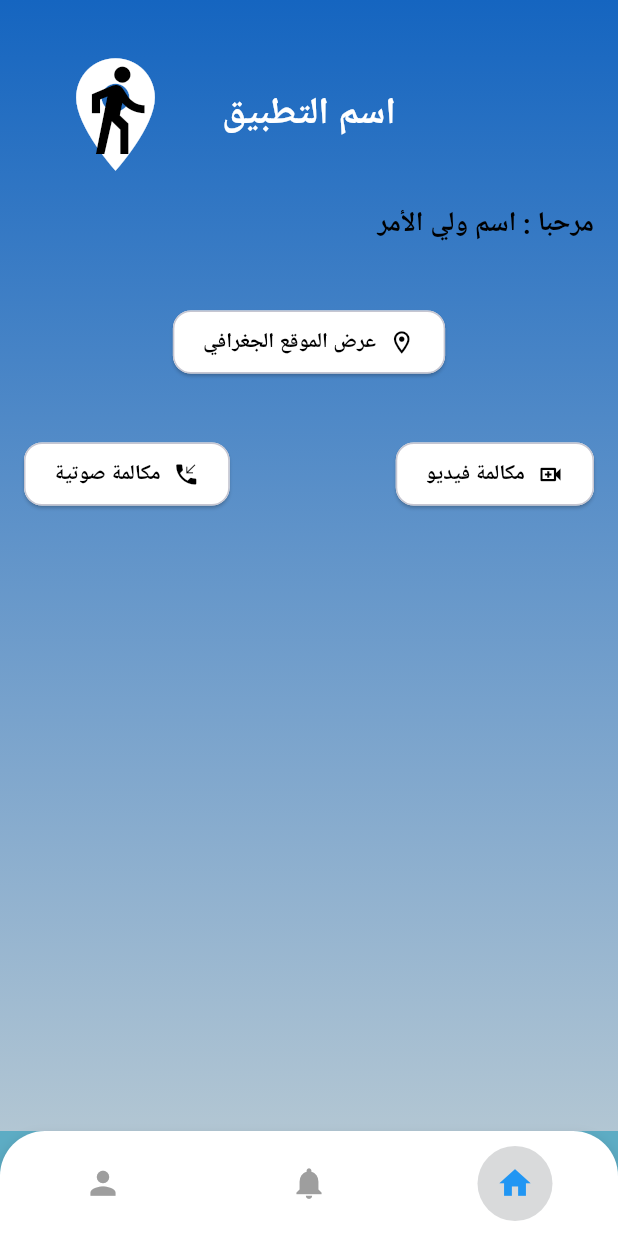
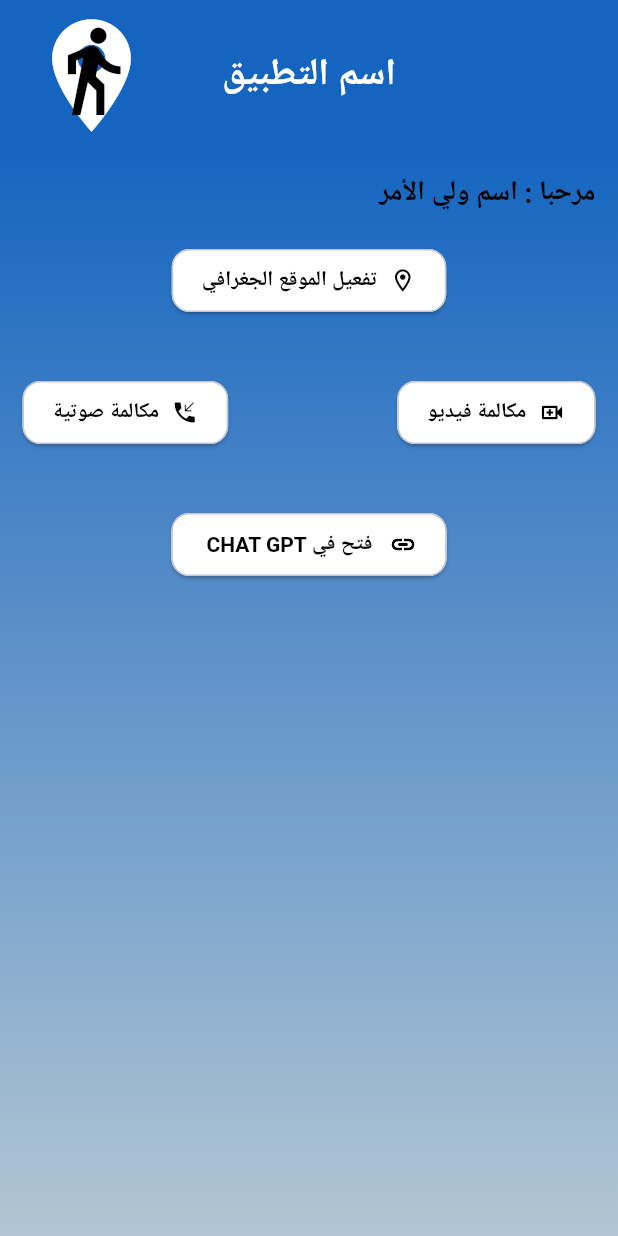
Before and after one commit to ranamohamed-hue/tracing_application, a Flutter app: the screen it shows after launch, on a phone screen of 412 x 824 dp. Run offline on Flutter 3.47's test engine with Material 3 defaults, Android fonts, the phone set to English and light mode, and no system bars.

Commit message:
update project

```diff
--- a/lib/core/theming/app_color.dart
+++ b/lib/core/theming/app_color.dart
@@ -1,26 +1,25 @@
 import 'package:flutter/material.dart';
 
 class AppColors {
-  // 🌞 الوضع النهاري (Light) - تم التعديل بالكامل للثيم الأزرق
+
   static const Color lightPrimary =
-      Color(0xFF0A0A3C); // لون أزرق داكن مختلف للـ AppBar/FAB عشان يميز عن الخلفية
+      Color(0xFF0A0A3C);
 
   static const Color lightBackground =
-      Color.fromARGB(255, 93, 172, 196); // 🎨 الخلفية الزرقاء الداكنة التي طلبتها
+      Color.fromARGB(255, 93, 172, 196);
 
   static const Color lightSurface =
-      Color(0xFFFFFFFF); // 🎨 لون أبيض للكروت والأزرار
+      Color(0xFFFFFFFF);
 
   static const Color lightBubbleSent =
-      Color(0xFFFFFFFF); // نفس لون السطح (أبيض)
+      Color(0xFFFFFFFF);
 
   static const Color lightText =
-      Color(0xFFFFFFFF); // 🎨 النص الأساسي على الخلفية الزرقاء (أبيض)
+      Color(0xFFFFFFFF);
 
   static const Color lightIcon =
-      Color(0xFF8080FF); // 🎨 أيقونات بلون أزرق فاتح للظهور على الخلفية الزرقاء
+      Color(0xFF8080FF);
 
-  // 🌙 الوضع الليلي (Dark) - يمكنك إبقاؤه كما هو أو تعديله لاحقًا
   static const Color darkPrimary = Color(0xFF4D4DFF);
   static const Color darkBackground = Color(0xFF000022);
   static const Color darkSurface = Color(0xFF0A0A3C);
@@ -28,7 +27,6 @@ class AppColors {
   static const Color darkText = Color(0xFFEDEEFF);
   static const Color darkIcon = Color(0xFFB5B8FF);
 
-  // ❌ / ✅ حالات
   static const Color error = Color(0xFFE53935);
   static const Color success = Color(0xFF4CAF50);
 }
--- a/lib/core/theming/app_styles.dart
+++ b/lib/core/theming/app_styles.dart
@@ -8,7 +8,7 @@ class AppStyles {
       begin: Alignment.topCenter,
       end: Alignment.bottomCenter,
       colors: [
-        Color.fromARGB(255, 21, 101, 192), // لون أزرق داكن (Primary Dark)
+        Color.fromARGB(255, 21, 101, 192),
          Color.fromARGB(255, 178, 198, 211),
       ],
     ),
--- a/lib/core/theming/app_text_style.dart
+++ b/lib/core/theming/app_text_style.dart
@@ -1,12 +1,7 @@
 import 'package:flutter/material.dart';
 
 class AppTextStyles {
-  // === الخط المستخدم (اختياري) ===
-  // يمكنك استخدام خط مثل "Cairo" للتطبيقات العربية
-  // تأكد من إضافته في ملف pubspec.yaml
-  // static const String fontFamily = 'Cairo';
 
-  // === أحجام الخطوط (Font Sizes) ===
   static const double displayLargeSize = 57.0;
   static const double displayMediumSize = 45.0;
   static const double displaySmallSize = 36.0;
@@ -15,26 +10,23 @@ class AppTextStyles {
   static const double headlineMediumSize = 28.0;
   static const double headlineSmallSize = 24.0;
 
-  static const double titleLargeSize = 22.0;  // عنوان AppBar
-  static const double titleMediumSize = 16.0; // عنوان البطاقات والأقسام
-  static const double titleSmallSize = 14.0;  // عناوين صغيرة
+  static const double titleLargeSize = 22.0;
+  static const double titleMediumSize = 16.0;
+  static const double titleSmallSize = 14.0;
 
-  static const double bodyLargeSize = 16.0;   // نصوص رئيسية
-  static const double bodyMediumSize = 14.0;  // النص الاعتيادي
-  static const double bodySmallSize = 12.0;   // نصوص توضيحية صغيرة
+  static const double bodyLargeSize = 16.0;
+  static const double bodyMediumSize = 14.0;
+  static const double bodySmallSize = 12.0;
 
-  static const double labelLargeSize = 14.0;  // نص داخل الأزرار
-  static const double labelMediumSize = 12.0; // نص داخل الحقول (Label)
-  static const double labelSmallSize = 11.0;  // نصوص صغيرة جدًا
+  static const double labelLargeSize = 14.0;
+  static const double labelMediumSize = 12.0;
+  static const double labelSmallSize = 11.0;
 
-  // === أوزان الخطوط (Font Weights) ===
   static const FontWeight bold = FontWeight.w700;
   static const FontWeight semiBold = FontWeight.w600;
   static const FontWeight medium = FontWeight.w500;
   static const FontWeight regular = FontWeight.w400;
 
-  // === أنماط النصوص الأساسية (بدون لون) ===
-  // سنحدد اللون لاحقًا في الثيم
 
   static TextStyle get displayLarge => const TextStyle(
         fontSize: displayLargeSize,
--- a/lib/core/theming/app_theme.dart
+++ b/lib/core/theming/app_theme.dart
@@ -13,7 +13,7 @@ class AppTheme {
 
       colorScheme: const ColorScheme.light(
         primary: AppColors.lightPrimary,
-        background: Color.fromARGB(255, 192, 221, 229),
+        background: Color.fromARGB(255, 192, 202, 229),
         surface: AppColors.lightSurface,
         onPrimary: Colors.white,
         onBackground: AppColors.lightText,
--- a/lib/core/widgets/appbar_part.dart
+++ b/lib/core/widgets/appbar_part.dart
@@ -11,7 +11,7 @@ class AppbarPart extends StatelessWidget implements PreferredSizeWidget {
 
       toolbarHeight: 120.0,
 
-      backgroundColor: Colors.transparent,
+      backgroundColor: Color.fromARGB(255, 21, 101, 192),
 
       elevation: 0,
 
@@ -47,5 +47,5 @@ class AppbarPart extends StatelessWidget implements PreferredSizeWidget {
   }
 
   @override
-  Size get preferredSize => const Size.fromHeight(100.0); // يجب أن يطابق قيمة toolbarHeight
+  Size get preferredSize => const Size.fromHeight(100.0);
 }
--- a/lib/feature/login/screens/user_type_selection_page.dart
+++ b/lib/feature/login/screens/user_type_selection_page.dart
@@ -2,7 +2,7 @@ import 'package:flutter/material.dart';
 import 'package:flutter/services.dart';
 import 'package:tracing_app/core/widgets/appbar_part.dart'; // استيراد AppbarPart
 import 'package:tracing_app/feature/parent/screens/parent_page.dart';
-import 'package:tracing_app/feature/student/student_page.dart';
+import 'package:tracing_app/feature/student/screens/student_page.dart';
 
 enum UserType { student, parent }
 
--- /dev/null
+++ b/lib/feature/student/screens/student_page.dart
@@ -0,0 +1,82 @@
+import 'package:flutter/material.dart';
+import 'package:tracing_app/core/theming/app_styles.dart';
+import 'package:tracing_app/core/widgets/appbar_part.dart';
+import 'package:tracing_app/core/widgets/elevated_button_widget.dart';
+import 'package:tracing_app/feature/parent/screens/video_call_page.dart';
+import 'package:tracing_app/feature/parent/screens/voice_call_page.dart';
+
+class StudentPage extends StatefulWidget {
+  const StudentPage({super.key});
+
+  @override
+  State<StudentPage> createState() => _StudentPageState();
+}
+
+class _StudentPageState extends State<StudentPage> {
+  @override
+  Widget build(BuildContext context) {
+    return Scaffold(
+      appBar: AppbarPart(title: "اسم التطبيق"),
+      body: Container(
+        decoration: AppStyles.primaryGradientDecoration,
+        child: Padding(
+          padding: const EdgeInsets.all(15.0),
+          child: Column(mainAxisAlignment: MainAxisAlignment.start,
+          crossAxisAlignment: CrossAxisAlignment.start,
+            children: [
+              const Text(
+                "مرحبا : اسم ولي الأمر",
+                style: TextStyle(fontWeight: FontWeight.bold, fontSize: 18),
+                textAlign: TextAlign.right,
+              ),
+              const SizedBox(height: 20),
+              ElevatedButtonWidget(
+                onpress: () {},
+                title: "تفعيل الموقع الجغرافي",
+                icon: Icons.location_on_outlined,
+              ),
+              const SizedBox(height: 40),
+              Row(
+                children: [
+                  ElevatedButtonWidget(
+                    onpress: () {
+                      Navigator.push(
+                        context,
+                        MaterialPageRoute(
+                          builder: (context) => const VoiceCallPage(),
+                        ),
+                      );
+                    },
+                    title: "مكالمة فيديو",
+                    icon: Icons.video_call_outlined,
+                  ),
+
+                  const Spacer(),
+
+                  ElevatedButtonWidget(
+                    onpress: () {
+                      Navigator.push(
+                        context,
+                        MaterialPageRoute(
+                          builder: (context) => const VideoCallPage(),
+                        ),
+                      );
+                    },
+                    title: "مكالمة صوتية",
+                    icon: Icons.phone_callback,
+                  ),
+                ],
+              ),
+              const SizedBox(height: 40),
+              ElevatedButtonWidget(
+                onpress: () {},
+                title: " فتح في CHAT GPT ",
+                icon: Icons.link_sharp,
+              ),
+            ],
+          ),
+        ),
+      ),
+    );
+  }
+}
--- a/lib/feature/student/student_page.dart
+++ /dev/null
@@ -1,17 +0,0 @@
-import 'package:flutter/material.dart';
-
-class StudentPage extends StatefulWidget {
-  const StudentPage({super.key});
-
-  @override
-  State<StudentPage> createState() => _StudentPageState();
-}
-
-class _StudentPageState extends State<StudentPage> {
-  @override
-  Widget build(BuildContext context) {
-    return Scaffold(
-      body: Container(),
-    );
-  }
-}
--- a/lib/main.dart
+++ b/lib/main.dart
@@ -2,8 +2,7 @@ import 'package:flutter/material.dart';
 import 'package:flutter/services.dart';
 import 'package:tracing_app/core/theming/app_theme.dart';
 import 'package:flutter_localizations/flutter_localizations.dart';
-import 'package:tracing_app/feature/login/screens/verification_page.dart';
-import 'package:tracing_app/feature/parent/screens/parent_page.dart';
+import 'package:tracing_app/feature/student/screens/student_page.dart';
 
 void main() {
   WidgetsFlutterBinding.ensureInitialized();
@@ -28,7 +27,7 @@ class MyApp extends StatelessWidget {
       theme: AppTheme.lightTheme,
       darkTheme: AppTheme.darkTheme,
       themeMode: ThemeMode.system,
-      home: ParentPage()
+      home: StudentPage(),
     );
   }
 }
```
